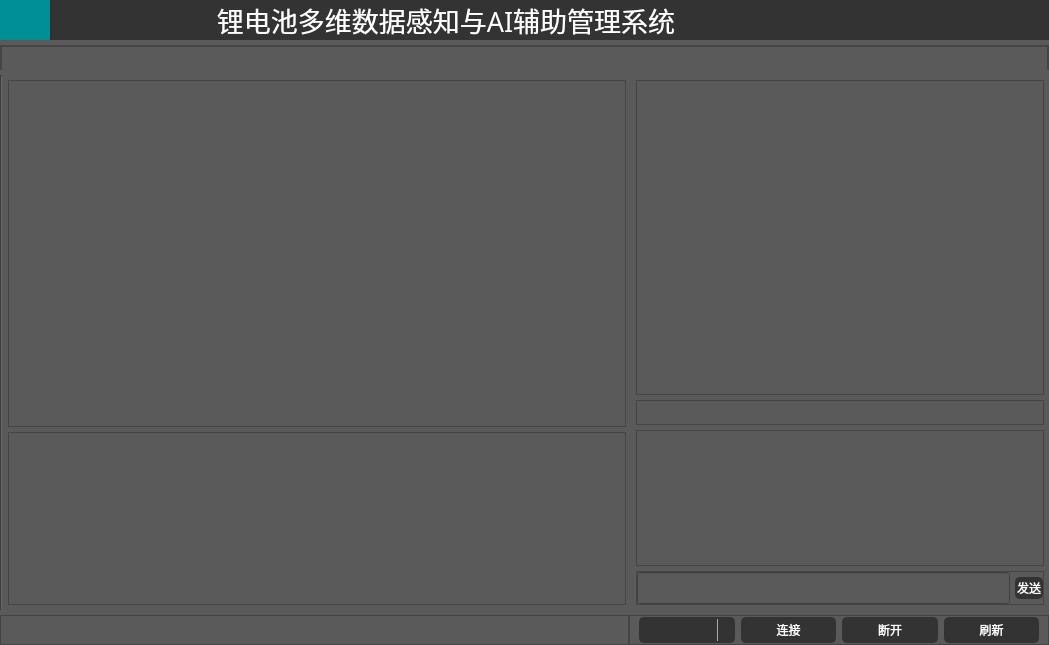
saberrin/EIS_GUI, file ui/ui_main.ui: the form before one commit.
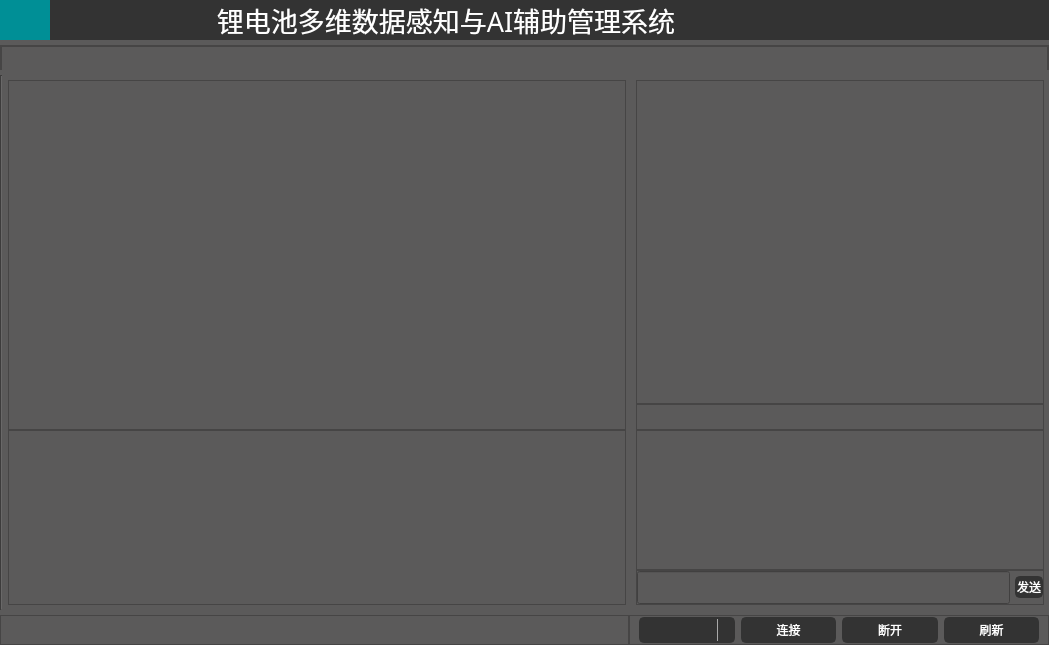
The form after the commit. Icons and pictures are not drawn.

What changed in the file:
```diff
--- a/ui/ui_main.ui
+++ b/ui/ui_main.ui
@@ -727,7 +727,7 @@
                    </property>
                    <layout class="QVBoxLayout" name="verticalLayout_5">
                     <property name="spacing">
-                     <number>5</number>
+                     <number>0</number>
                     </property>
                     <property name="leftMargin">
                      <number>5</number>
@@ -825,7 +825,7 @@
                    </property>
                    <layout class="QVBoxLayout" name="verticalLayout_6">
                     <property name="spacing">
-                     <number>5</number>
+                     <number>0</number>
                     </property>
                     <property name="leftMargin">
                      <number>5</number>
```
